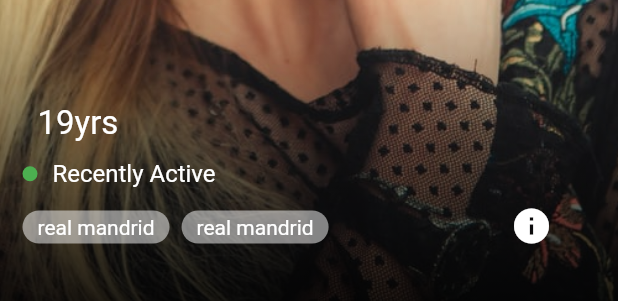
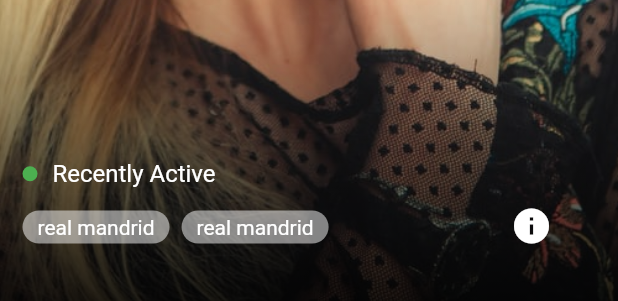
Before and after one commit to hoangduchuu/tinder_test, a Flutter app: the ProfileCardWidget widget shown alone on an empty page, opened directly with empty values, swiped to page 2, on a phone screen of 412 x 824 dp. Shown: the part 865-1166 px from the top of the screen. Run offline on Flutter 3.47's test engine with Material 2 defaults, Android fonts, the phone set to English and light mode, and no system bars; drawn by our look-alikes of carousel_slider; our stand-ins replace dio, flutter_svg, get, moor_flutter; missing offline and left inert: sqlite_viewer; accounts and stored records are empty; generated files the repository leaves out were written again; network calls fail.

Commit message:
[DEV] display user age

```diff
--- a/lib/domain/model/model.dart
+++ b/lib/domain/model/model.dart
@@ -33,6 +33,14 @@ class UserModel {
     return json;
   }
 
+  String getAge() {
+    try {
+      return '${DateTime.now().year.toInt() - DateTime.parse('${dateOfBirth}').year.toInt()}';
+    } catch (e) {
+      return '';
+    }
+  }
+
   @override
   String toString() {
     return 'UserModel{id: $id, title: $title, firstName: $firstName, lastName: $lastName, picture: $picture, status: $status, dateOfBirth: $dateOfBirth, syncDate: $syncDate}';
--- a/lib/main.dart
+++ b/lib/main.dart
@@ -19,6 +19,8 @@ class MyApp extends StatelessWidget {
   @override
   Widget build(BuildContext context) {
     return GetMaterialApp(
+      enableLog: false,
+      defaultTransition: Transition.fade,
       title: 'Flutter Demo',
       theme: ThemeData(
         primarySwatch: Colors.blue,
--- a/lib/ui/screen/home/home_binding.dart
+++ b/lib/ui/screen/home/home_binding.dart
@@ -15,6 +15,7 @@ class HomeBinding extends Bindings {
     Get.lazyPut<UserCacheRepo>(() => UserCacheRepo());
 
     Get.lazyPut<HomeController>(() => HomeController(Get.find()));
+    Get.lazyPut<ProfileCardController>(() => ProfileCardController());
 
   }
 }
--- a/lib/ui/screen/user_detail/user_detail_screen.dart
+++ b/lib/ui/screen/user_detail/user_detail_screen.dart
@@ -147,8 +147,8 @@ class UserDetailScreen extends GetView<UserController> {
               const SizedBox(
                 width: 10,
               ),
-              const Text(
-                '25yrs',
+               Text(
+                '${user.getAge()}',
                 style: TextStyle(
                   color: Colors.black,
                   fontSize: 24,
@@ -177,7 +177,7 @@ class UserDetailScreen extends GetView<UserController> {
           const SizedBox(height: 15),
           Row(
             children: List.generate(
-              2,
+              1,
               (indexLikes) {
                 return Padding(
                   padding: const EdgeInsets.only(right: 8),
--- a/lib/ui/widgets/profile_card/profile_card_controller.dart
+++ b/lib/ui/widgets/profile_card/profile_card_controller.dart
@@ -10,12 +10,6 @@ class ProfileCardController extends GetxController {
   void onInit() {
     carouselController = CarouselController();
     super.onInit();
-  }
-
-  void getUserProfile(String userId){
-    UserRepo _r = Get.find();
-    _r.getUserDetail(userId).then((value){
-    });
   }
 
   void onNext() {
--- a/lib/ui/widgets/profile_card/profile_card_widget.dart
+++ b/lib/ui/widgets/profile_card/profile_card_widget.dart
@@ -23,12 +23,11 @@ class ProfileCardWidget extends StatelessWidget {
   final Function? onInfoIconTap;
 
   final HomeController controller = Get.find<HomeController>();
+  final ProfileCardController c = Get.find<ProfileCardController>();
 
   @override
   Widget build(BuildContext context) {
-    return GetBuilder<ProfileCardController>(
-        init: ProfileCardController()..getUserProfile('${_user.id}'),
-        builder: (c) {
+    return GetBuilder<ProfileCardController>(builder: (ctl) {
       return Container(
         decoration: BoxDecoration(borderRadius: BorderRadius.circular(10), boxShadow: [
           BoxShadow(color: Colors.grey.withOpacity(0.3), blurRadius: 5, spreadRadius: 2),
@@ -89,9 +88,8 @@ class ProfileCardWidget extends StatelessWidget {
                             height: 8.0,
                             decoration: BoxDecoration(
                                 // ignore: unrelated_type_equality_checks
-                                    color: ((isFirstLayer && c.currentSliderPage == entry.key)
-                                        ? Colors.white
-                                        : Colors.grey)),
+                                color:
+                                    ((isFirstLayer && c.currentSliderPage == entry.key) ? Colors.white : Colors.grey)),
                           ),
                         ),
                       );
@@ -131,9 +129,9 @@ class ProfileCardWidget extends StatelessWidget {
                                         const SizedBox(
                                           width: 10,
                                         ),
-                                            const Text(
-                                              '19yrs',
-                                              style: TextStyle(
+                                        Text(
+                                          _user.getAge(),
+                                          style: const TextStyle(
                                             color: Colors.white,
                                             fontSize: 22,
                                           ),
@@ -146,8 +144,7 @@ class ProfileCardWidget extends StatelessWidget {
                                         Container(
                                           width: 10,
                                           height: 10,
-                                              decoration:
-                                                  const BoxDecoration(color: Colors.green, shape: BoxShape.circle),
+                                          decoration: const BoxDecoration(color: Colors.green, shape: BoxShape.circle),
                                         ),
                                         const SizedBox(width: 10),
                                         const Text(
```
Also changed, not shown: lib/ui/screen/home/home_controller.dart (+13 -0 lines), 2 other files. Lines whose indentation alone changed are shown as unchanged.
